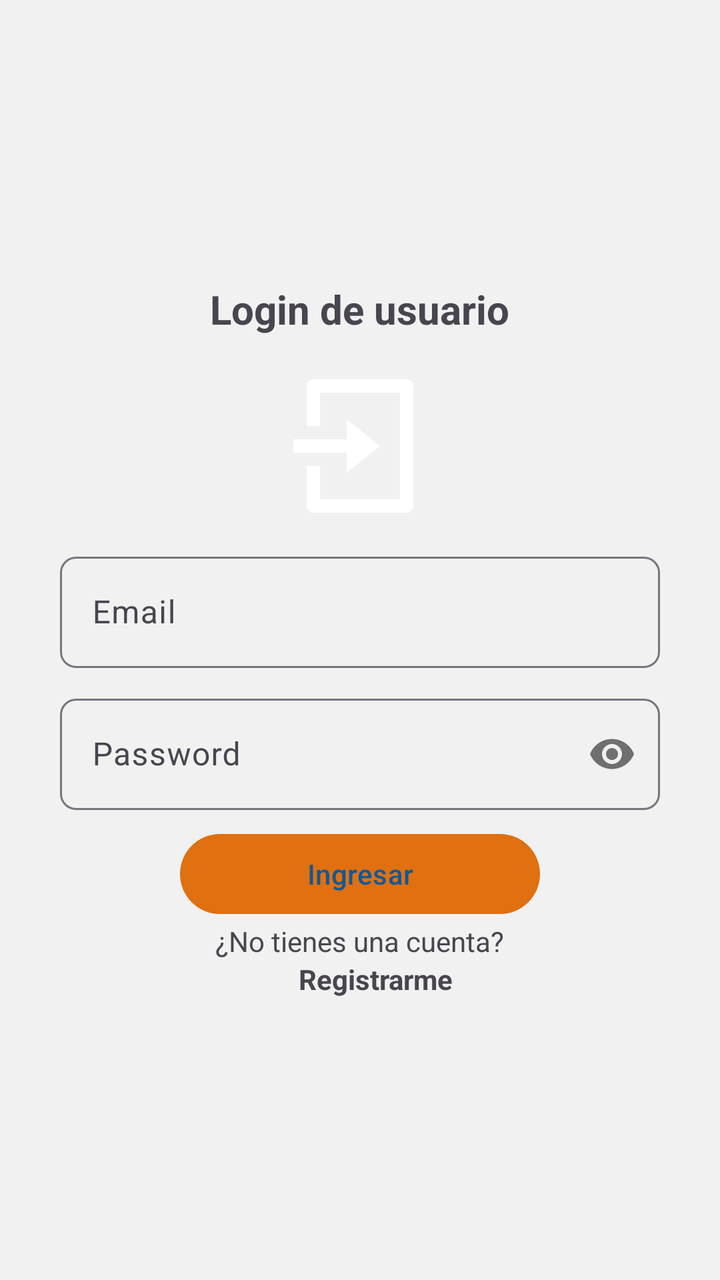
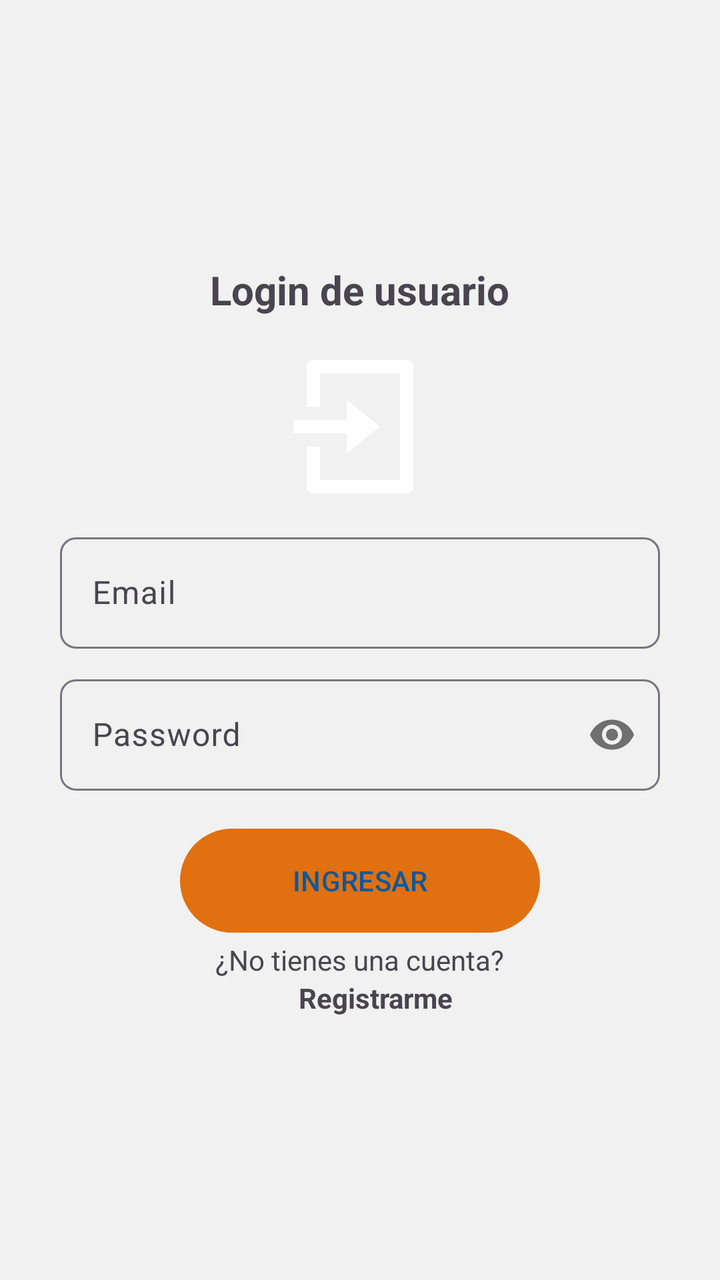

Screens rendered from an Android XML layout before and after an edit, with the pre-edit source and the edit as a unified diff.
<!-- AndroidManifest.xml: application theme Theme.Cinetopia -->
<!-- res/layout/activity_login_email.xml -->
<?xml version="1.0" encoding="utf-8"?>
<RelativeLayout xmlns:android="http://schemas.android.com/apk/res/android"
    xmlns:app="http://schemas.android.com/apk/res-auto"
    xmlns:tools="http://schemas.android.com/tools"
    android:id="@+id/main"
    android:layout_width="match_parent"
    android:layout_height="match_parent"
    tools:context=".Opciones_Login.Login_email">

    <androidx.appcompat.widget.LinearLayoutCompat
        android:layout_width="match_parent"
        android:layout_height="match_parent"
        android:orientation="vertical"
        android:padding="30dp"
        android:gravity="center"
        >

        <TextView
            android:text="@string/Txt_login"
            android:textStyle="bold"
            android:textSize="20sp"
            android:layout_width="wrap_content"
            android:layout_height="wrap_content"
            />

        <ImageView
            android:layout_marginTop="15dp"
            android:src="@drawable/login"
            android:layout_width="80dp"
            android:layout_height="80dp"
            />

        <com.google.android.material.textfield.TextInputLayout
            android:layout_width="match_parent"
            android:layout_height="wrap_content"
            android:layout_marginTop="10dp"
            app:boxCornerRadiusTopStart="8dp"
            app:boxCornerRadiusBottomEnd="8dp"
            app:boxCornerRadiusTopEnd="8dp"
            app:boxCornerRadiusBottomStart="8dp">

            <EditText
                android:id="@+id/Et_email"
                android:hint="@string/Et_email"
                android:inputType="textEmailAddress"
                android:layout_width="match_parent"
                android:layout_height="wrap_content"
                />
        </com.google.android.material.textfield.TextInputLayout>

        <com.google.android.material.textfield.TextInputLayout
            android:layout_width="match_parent"
            android:layout_height="wrap_content"
            android:layout_marginTop="10dp"
            app:boxCornerRadiusTopStart="8dp"
            app:boxCornerRadiusBottomEnd="8dp"
            app:boxCornerRadiusTopEnd="8dp"
            app:boxCornerRadiusBottomStart="8dp"
            app:passwordToggleEnabled="true">

            <EditText
                android:id="@+id/Et_password"
                android:hint="@string/Et_password"
                android:inputType="textPassword"
                android:layout_width="match_parent"
                android:layout_height="wrap_content"
                />

        </com.google.android.material.textfield.TextInputLayout>

        <com.google.android.material.button.MaterialButton
            android:id="@+id/Btn_ingresar"
            android:layout_marginTop="8dp"
            android:text="@string/Btn_ingresar"
            android:layout_width="180dp"
            android:layout_height="wrap_content"
            />

        <TextView
            android:text="@string/Txt_no_cuenta"
            android:layout_width="wrap_content"
            android:layout_height="wrap_content"
            />

        <TextView
            android:id="@+id/Txt_registrarme"
            android:text="@string/Txt_registrarme"
            android:textStyle="bold"
            android:layout_marginStart="8dp"
            android:layout_width="wrap_content"
            android:layout_height="wrap_content"
            />


    </androidx.appcompat.widget.LinearLayoutCompat>
</RelativeLayout>
<!-- resources referenced by this layout -->
<resources>
  <!-- drawable login (drawable) -->
  <vector xmlns:android="http://schemas.android.com/apk/res/android"
      android:width="800dp"
      android:height="800dp"
      android:viewportWidth="24"
      android:viewportHeight="24">
    <path
        android:fillColor="#FFFFFF"
        android:pathData="M4,15h2v5h12L18,4L6,4v5L4,9L4,3a1,1 0,0 1,1 -1h14a1,1 0,0 1,1 1v18a1,1 0,0 1,-1 1L5,22a1,1 0,0 1,-1 -1v-6zM10,11L10,8l5,4 -5,4v-3L2,13v-2h8z"/>
  </vector>
  <string name="Btn_ingresar">Ingresar</string>
  <string name="Et_email">Email</string>
  <string name="Et_password">Password</string>
  <string name="Txt_login">Login de usuario</string>
  <string name="Txt_no_cuenta">¿No tienes una cuenta?</string>
  <string name="Txt_registrarme">Registrarme</string>
  <style name="Theme.Cinetopia" parent="Base.Theme.Cinetopia" />
  <style name="Base.Theme.Cinetopia" parent="Theme.Material3.DayNight.NoActionBar">
          
          
          <item name="colorPrimary">@color/orange</item>
          <item name="colorOnPrimary">@color/blue</item>
          <item name="colorSurface">@color/black</item>
          <item name="android:windowBackground">@color/white</item>
      </style>
  <color name="orange">#E07010</color>
  <color name="blue">#0B599C</color>
  <color name="black">#222222</color>
  <color name="white">#F1F1F1</color>
</resources>

<!-- the commit's change to res/layout/activity_login_email.xml (unified diff, before → after) -->
@@ -70,10 +70,11 @@
 
         <com.google.android.material.button.MaterialButton
             android:id="@+id/Btn_ingresar"
-            android:layout_marginTop="8dp"
+            android:layout_marginTop="15dp"
             android:text="@string/Btn_ingresar"
+            android:textAllCaps="true"
             android:layout_width="180dp"
-            android:layout_height="wrap_content"
+            android:layout_height="@dimen/m_button_height"
             />
 
         <TextView
<!-- resource entries referenced after the edit -->
@@ -1,5 +1,6 @@
 <!-- resources referenced by this layout -->
 <resources>
+  <dimen name="m_button_height">60dp</dimen>
   <!-- drawable login (drawable) -->
   <vector xmlns:android="http://schemas.android.com/apk/res/android"
       android:width="800dp"
